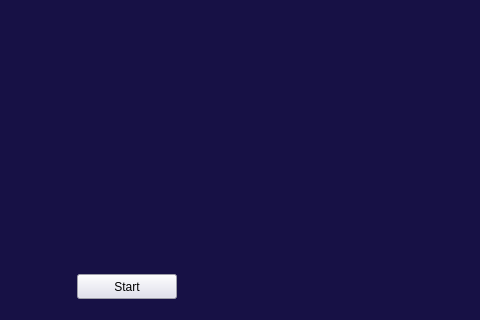
This is storage_UI/storage_main.ui in DORSA-co/oxin_storage_management as Qt 5 draws it before an edit; both pictures show x 0 to 480 and y 111 to 431 of the 664 by 431 pixel window. The edited form follows.
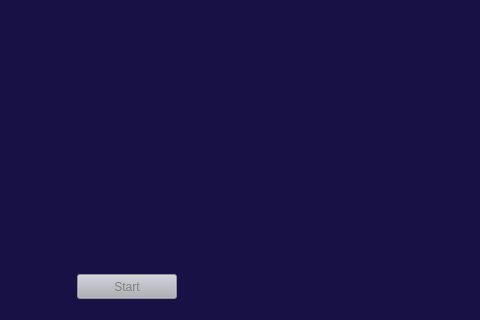
This is the edited form. The open tabs and pages were chosen to show the change. Icons and pictures are not drawn.

```diff
--- a/storage_UI/storage_main.ui
+++ b/storage_UI/storage_main.ui
@@ -672,7 +672,7 @@
                <item>
                 <widget class="QPushButton" name="start_btn">
                  <property name="enabled">
-                  <bool>true</bool>
+                  <bool>false</bool>
                  </property>
                  <property name="minimumSize">
                   <size>
```
Left out of the diff: 2 changed lines with no effect on the pictures.
